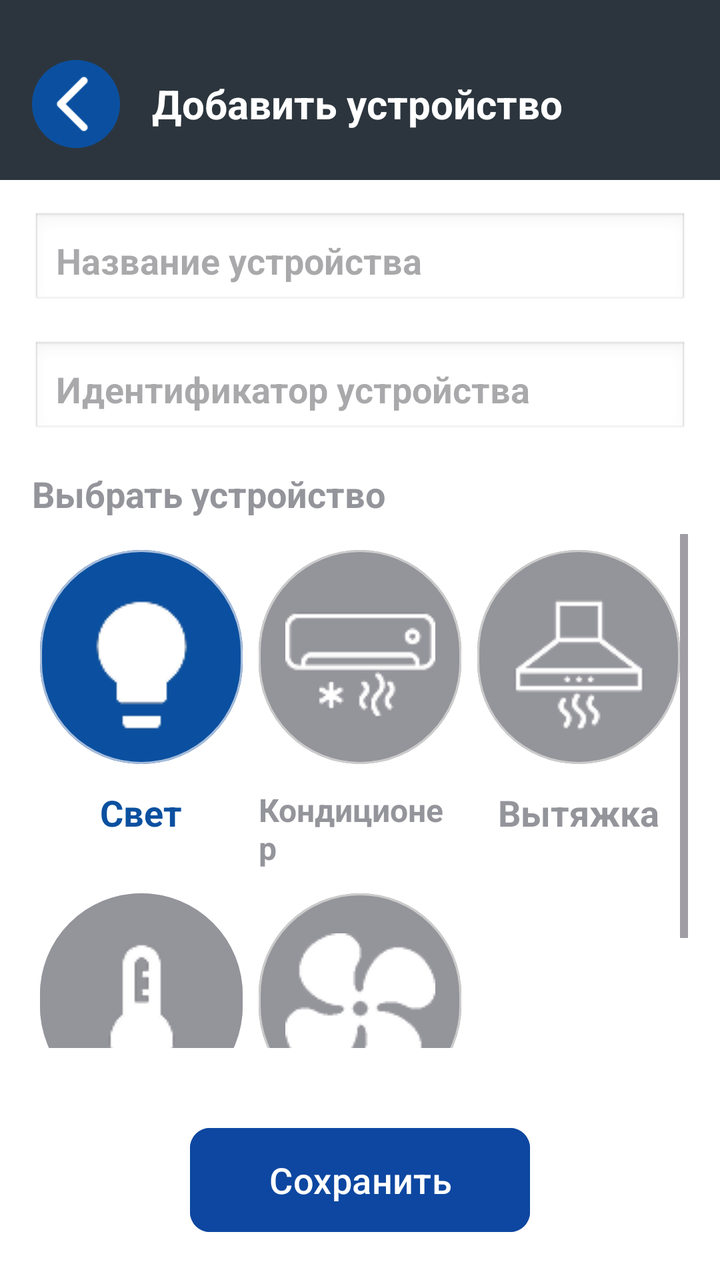
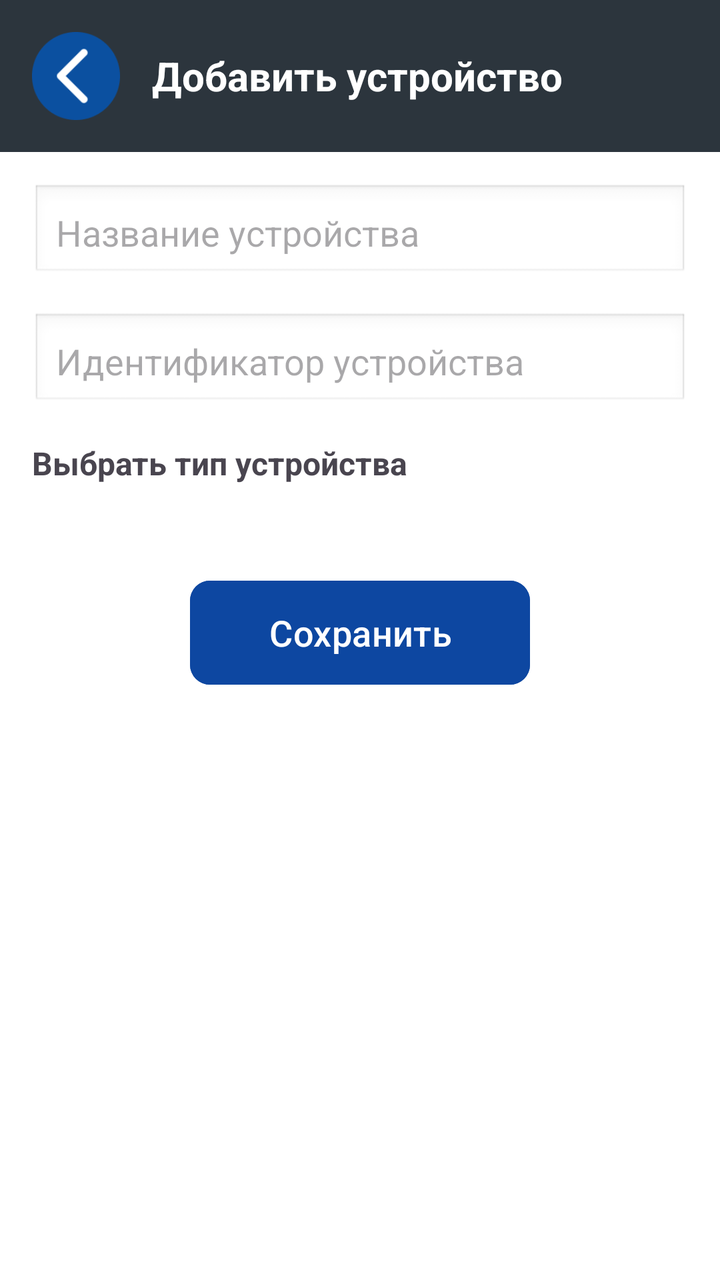

Two renders of the same Android screen: before a commit and after it. Below are the layout's source before the change and the commit's diff.
<!-- AndroidManifest.xml: application theme Theme.SmartHome -->
<!-- res/layout/activity_add_device.xml -->
<?xml version="1.0" encoding="utf-8"?>
<LinearLayout xmlns:android="http://schemas.android.com/apk/res/android"
    xmlns:app="http://schemas.android.com/apk/res-auto"
    android:layout_width="match_parent"
    android:layout_height="match_parent"
    android:orientation="vertical"
    android:background="#FFFFFF">

    <LinearLayout
        android:layout_width="match_parent"
        android:layout_height="wrap_content"
        android:orientation="horizontal"
        android:background="#2C353D"
        android:paddingRight="16dp"
        android:paddingLeft="16dp"
        android:paddingTop="30dp"
        android:paddingBottom="16dp"
        android:gravity="center_vertical">

        <ImageView
            android:id="@+id/btnBack"
            android:layout_width="44dp"
            android:layout_height="44dp"
            android:src="@drawable/back_butt"
            android:contentDescription="Назад"
            android:layout_marginEnd="16dp" />

        <TextView
            android:layout_width="wrap_content"
            android:layout_height="wrap_content"
            android:text="Добавить устройство"
            android:textColor="#FFFFFF"
            android:textSize="20sp"
            android:textStyle="bold" />
    </LinearLayout>

    <LinearLayout
        android:layout_width="match_parent"
        android:layout_height="0dp"
        android:layout_weight="1"
        android:orientation="vertical"
        android:padding="16dp">

        <EditText
            android:id="@+id/editDeviceName"
            android:layout_width="match_parent"
            android:layout_height="wrap_content"
            android:hint="Название устройства"
            android:textStyle="bold"
            android:background="@android:drawable/edit_text"
            android:padding="12dp" />

        <EditText
            android:id="@+id/editDeviceId"
            android:layout_width="match_parent"
            android:layout_height="wrap_content"
            android:layout_marginTop="16dp"
            android:hint="Идентификатор устройства"
            android:background="@android:drawable/edit_text"
            android:padding="12dp"
            android:textStyle="bold"
            android:inputType="number" />

        <TextView
            android:layout_width="wrap_content"
            android:layout_height="wrap_content"
            android:text="Выбрать устройство"
            android:textSize="18sp"
            android:textStyle="bold"
            android:textColor="#94949B"
            android:layout_marginTop="16dp"
            android:layout_marginBottom="8dp" />

        <ScrollView
            android:layout_width="match_parent"
            android:layout_height="0dp"
            android:layout_weight="1">

            <GridLayout
                android:layout_width="match_parent"
                android:layout_height="wrap_content"
                android:columnCount="3"
                android:alignmentMode="alignMargins"
                android:useDefaultMargins="true"
                android:columnOrderPreserved="false">

                
                <LinearLayout
                    android:layout_width="0dp"
                    android:layout_height="wrap_content"
                    android:layout_columnWeight="1"
                    android:orientation="vertical"
                    android:gravity="center_horizontal"
                    android:layout_margin="4dp">

                    <com.google.android.material.button.MaterialButton
                        android:id="@+id/btnLight"
                        android:drawableTop="@drawable/light_white1"
                        android:layout_width="match_parent"
                        android:layout_height="115dp"
                        android:text=""
                        app:backgroundTint="#0B50A0"
                        app:strokeColor="#A8BDDB"
                        app:strokeWidth="1dp"
                        app:cornerRadius="100dp"
                        android:paddingTop="20dp"
                        android:drawablePadding="0dp" />

                    <TextView
                        android:layout_width="wrap_content"
                        android:layout_height="wrap_content"
                        android:text="Свет"
                        android:textColor="#0B50A0"
                        android:textSize="18sp"
                        android:textStyle="bold"
                        android:layout_marginTop="8dp" />
                </LinearLayout>

                
                <LinearLayout
                    android:layout_width="0dp"
                    android:layout_height="wrap_content"
                    android:layout_columnWeight="1"
                    android:orientation="vertical"
                    android:gravity="center_horizontal"
                    android:layout_margin="4dp">

                    <com.google.android.material.button.MaterialButton
                        android:id="@+id/btnAC"
                        android:drawableTop="@drawable/condi_white1"
                        android:layout_width="match_parent"
                        android:layout_height="115dp"
                        android:text=""
                        app:backgroundTint="#94949B"
                        app:strokeColor="#CCCCCC"
                        app:strokeWidth="1dp"
                        app:cornerRadius="100dp"
                        android:paddingTop="20dp"
                        android:drawablePadding="0dp" />

                    <TextView
                        android:layout_width="wrap_content"
                        android:layout_height="wrap_content"
                        android:text="Кондиционер"
                        android:textColor="#94949B"
                        android:textSize="16sp"
                        android:textStyle="bold"

                        android:layout_marginTop="8dp" />
                </LinearLayout>

                
                <LinearLayout
                    android:layout_width="0dp"
                    android:layout_height="wrap_content"
                    android:layout_columnWeight="1"
                    android:orientation="vertical"
                    android:gravity="center_horizontal"
                    android:layout_margin="4dp">

                    <com.google.android.material.button.MaterialButton
                        android:id="@+id/btnHood"
                        android:drawableTop="@drawable/hood_white1"
                        android:layout_width="match_parent"
                        android:layout_height="115dp"
                        android:text=""
                        app:backgroundTint="#94949B"
                        app:strokeColor="#CCCCCC"
                        app:strokeWidth="1dp"
                        app:cornerRadius="100dp"
                        android:paddingTop="20dp"
                        android:drawablePadding="0dp" />

                    <TextView
                        android:layout_width="wrap_content"
                        android:layout_height="wrap_content"
                        android:text="Вытяжка"
                        android:textColor="#94949B"
                        android:textSize="18sp"
                        android:textStyle="bold"
                        android:layout_marginTop="8dp" />
                </LinearLayout>

                
                <LinearLayout
                    android:layout_width="0dp"
                    android:layout_height="wrap_content"
                    android:layout_columnWeight="1"
                    android:orientation="vertical"
                    android:gravity="center_horizontal"
                    android:layout_margin="4dp">

                    <com.google.android.material.button.MaterialButton
                        android:id="@+id/btnTemp"
                        android:drawableTop="@drawable/thermo_white1"
                        android:layout_width="match_parent"
                        android:layout_height="115dp"
                        android:text=""
                        app:backgroundTint="#94949B"
                        app:strokeColor="#94949B"
                        app:strokeWidth="1dp"
                        app:cornerRadius="100dp"
                        android:paddingTop="20dp"
                        android:drawablePadding="0dp" />

                    <TextView
                        android:layout_width="wrap_content"
                        android:layout_height="wrap_content"
                        android:text="Температура"
                        android:textColor="#94949B"
                        android:textSize="16sp"
                        android:textStyle="bold"
                        android:layout_marginTop="8dp" />
                </LinearLayout>

                
                <LinearLayout
                    android:layout_width="0dp"
                    android:layout_height="wrap_content"
                    android:layout_columnWeight="1"
                    android:orientation="vertical"
                    android:gravity="center_horizontal"
                    android:layout_margin="4dp">

                    <com.google.android.material.button.MaterialButton
                        android:id="@+id/btnFan"
                        android:drawableTop="@drawable/fan_white1"
                        android:layout_width="match_parent"
                        android:layout_height="115dp"
                        android:text=""
                        app:backgroundTint="#94949B"
                        app:strokeColor="#CCCCCC"
                        app:strokeWidth="1dp"
                        app:cornerRadius="100dp"
                        android:paddingTop="20dp"
                        android:drawablePadding="0dp" />

                    <TextView
                        android:layout_width="wrap_content"
                        android:layout_height="wrap_content"
                        android:text="Вентилятор"
                        android:textColor="#94949B"
                        android:textSize="18sp"
                        android:textStyle="bold"
                        android:layout_marginTop="8dp" />
                </LinearLayout>

            </GridLayout>
        </ScrollView>
    </LinearLayout>

    <com.google.android.material.button.MaterialButton
        android:id="@+id/btnSaveAddress"
        android:layout_width="170dp"
        android:layout_height="60dp"
        android:layout_gravity="center_horizontal"
        android:backgroundTint="#0D47A1"
        android:text="Сохранить"
        android:textColor="#FFFFFF"
        app:cornerRadius="10dp"
        android:textSize="18sp"
        android:layout_margin="20dp" />

</LinearLayout>
<!-- resources referenced by this layout -->
<resources>
  <!-- drawable back_butt: png bitmap (drawable, 2517 bytes) -->
  <!-- drawable condi_white1: png bitmap (drawable, 1792 bytes) -->
  <!-- drawable fan_white1: png bitmap (drawable, 2647 bytes) -->
  <!-- drawable hood_white1: png bitmap (drawable, 1624 bytes) -->
  <!-- drawable light_white1: png bitmap (drawable, 1475 bytes) -->
  <!-- drawable thermo_white1: png bitmap (drawable, 1562 bytes) -->
  <style name="Theme.SmartHome" parent="Base.Theme.SmartHome" />
  <style name="Base.Theme.SmartHome" parent="Theme.Material3.DayNight.NoActionBar">
          
          
      </style>
</resources>

<!-- the commit's change to res/layout/activity_add_device.xml (unified diff, before → after) -->
@@ -11,10 +11,7 @@
         android:layout_height="wrap_content"
         android:orientation="horizontal"
         android:background="#2C353D"
-        android:paddingRight="16dp"
-        android:paddingLeft="16dp"
-        android:paddingTop="30dp"
-        android:paddingBottom="16dp"
+        android:padding="16dp"
         android:gravity="center_vertical">
 
         <ImageView
@@ -22,7 +19,6 @@
             android:layout_width="44dp"
             android:layout_height="44dp"
             android:src="@drawable/back_butt"
-            android:contentDescription="Назад"
             android:layout_marginEnd="16dp" />
 
         <TextView
@@ -36,8 +32,7 @@
 
     <LinearLayout
         android:layout_width="match_parent"
-        android:layout_height="0dp"
-        android:layout_weight="1"
+        android:layout_height="wrap_content"
         android:orientation="vertical"
         android:padding="16dp">
 
@@ -46,7 +41,6 @@
             android:layout_width="match_parent"
             android:layout_height="wrap_content"
             android:hint="Название устройства"
-            android:textStyle="bold"
             android:background="@android:drawable/edit_text"
             android:padding="12dp" />
 
@@ -58,207 +52,35 @@
             android:hint="Идентификатор устройства"
             android:background="@android:drawable/edit_text"
             android:padding="12dp"
-            android:textStyle="bold"
             android:inputType="number" />
 
         <TextView
             android:layout_width="wrap_content"
             android:layout_height="wrap_content"
-            android:text="Выбрать устройство"
-            android:textSize="18sp"
+            android:text="Выбрать тип устройства"
+            android:textSize="16sp"
             android:textStyle="bold"
-            android:textColor="#94949B"
             android:layout_marginTop="16dp"
             android:layout_marginBottom="8dp" />
 
-        <ScrollView
+        <androidx.recyclerview.widget.RecyclerView
+            android:id="@+id/listDevice"
             android:layout_width="match_parent"
-            android:layout_height="0dp"
-            android:layout_weight="1">
+            android:layout_height="wrap_content"
+            android:nestedScrollingEnabled="false" />
 
-            <GridLayout
-                android:layout_width="match_parent"
-                android:layout_height="wrap_content"
-                android:columnCount="3"
-                android:alignmentMode="alignMargins"
-                android:useDefaultMargins="true"
-                android:columnOrderPreserved="false">
-
-                
-                <LinearLayout
-                    android:layout_width="0dp"
-                    android:layout_height="wrap_content"
-                    android:layout_columnWeight="1"
-                    android:orientation="vertical"
-                    android:gravity="center_horizontal"
-                    android:layout_margin="4dp">
-
-                    <com.google.android.material.button.MaterialButton
-                        android:id="@+id/btnLight"
-                        android:drawableTop="@drawable/light_white1"
-                        android:layout_width="match_parent"
-                        android:layout_height="115dp"
-                        android:text=""
-                        app:backgroundTint="#0B50A0"
-                        app:strokeColor="#A8BDDB"
-                        app:strokeWidth="1dp"
-                        app:cornerRadius="100dp"
-                        android:paddingTop="20dp"
-                        android:drawablePadding="0dp" />
-
-                    <TextView
-                        android:layout_width="wrap_content"
-                        android:layout_height="wrap_content"
-                        android:text="Свет"
-                        android:textColor="#0B50A0"
-                        android:textSize="18sp"
-                        android:textStyle="bold"
-                        android:layout_marginTop="8dp" />
-                </LinearLayout>
-
-                
-                <LinearLayout
-                    android:layout_width="0dp"
-                    android:layout_height="wrap_content"
-                    android:layout_columnWeight="1"
-                    android:orientation="vertical"
-                    android:gravity="center_horizontal"
-                    android:layout_margin="4dp">
-
-                    <com.google.android.material.button.MaterialButton
-                        android:id="@+id/btnAC"
-                        android:drawableTop="@drawable/condi_white1"
-                        android:layout_width="match_parent"
-                        android:layout_height="115dp"
-                        android:text=""
-                        app:backgroundTint="#94949B"
-                        app:strokeColor="#CCCCCC"
-                        app:strokeWidth="1dp"
-                        app:cornerRadius="100dp"
-                        android:paddingTop="20dp"
-                        android:drawablePadding="0dp" />
-
-                    <TextView
-                        android:layout_width="wrap_content"
-                        android:layout_height="wrap_content"
-                        android:text="Кондиционер"
-                        android:textColor="#94949B"
-                        android:textSize="16sp"
-                        android:textStyle="bold"
-
-                        android:layout_marginTop="8dp" />
-                </LinearLayout>
-
-                
-                <LinearLayout
-                    android:layout_width="0dp"
-                    android:layout_height="wrap_content"
-                    android:layout_columnWeight="1"
-                    android:orientation="vertical"
-                    android:gravity="center_horizontal"
-                    android:layout_margin="4dp">
-
-                    <com.google.android.material.button.MaterialButton
-                        android:id="@+id/btnHood"
-                        android:drawableTop="@drawable/hood_white1"
-                        android:layout_width="match_parent"
-                        android:layout_height="115dp"
-                        android:text=""
-                        app:backgroundTint="#94949B"
-                        app:strokeColor="#CCCCCC"
-                        app:strokeWidth="1dp"
-                        app:cornerRadius="100dp"
-                        android:paddingTop="20dp"
-                        android:drawablePadding="0dp" />
-
-                    <TextView
-                        android:layout_width="wrap_content"
-                        android:layout_height="wrap_content"
-                        android:text="Вытяжка"
-                        android:textColor="#94949B"
-                        android:textSize="18sp"
-                        android:textStyle="bold"
-                        android:layout_marginTop="8dp" />
-                </LinearLayout>
-
-                
-                <LinearLayout
-                    android:layout_width="0dp"
-                    android:layout_height="wrap_content"
-                    android:layout_columnWeight="1"
-                    android:orientation="vertical"
-                    android:gravity="center_horizontal"
-                    android:layout_margin="4dp">
-
-                    <com.google.android.material.button.MaterialButton
-                        android:id="@+id/btnTemp"
-                        android:drawableTop="@drawable/thermo_white1"
-                        android:layout_width="match_parent"
-                        android:layout_height="115dp"
-                        android:text=""
-                        app:backgroundTint="#94949B"
-                        app:strokeColor="#94949B"
-                        app:strokeWidth="1dp"
-                        app:cornerRadius="100dp"
-                        android:paddingTop="20dp"
-                        android:drawablePadding="0dp" />
-
-                    <TextView
-                        android:layout_width="wrap_content"
-                        android:layout_height="wrap_content"
-                        android:text="Температура"
-                        android:textColor="#94949B"
-                        android:textSize="16sp"
-                        android:textStyle="bold"
-                        android:layout_marginTop="8dp" />
-                </LinearLayout>
-
-                
-                <LinearLayout
-                    android:layout_width="0dp"
-                    android:layout_height="wrap_content"
-                    android:layout_columnWeight="1"
-                    android:orientation="vertical"
-                    android:gravity="center_horizontal"
-                    android:layout_margin="4dp">
-
-                    <com.google.android.material.button.MaterialButton
-                        android:id="@+id/btnFan"
-                        android:drawableTop="@drawable/fan_white1"
-                        android:layout_width="match_parent"
-                        android:layout_height="115dp"
-                        android:text=""
-                        app:backgroundTint="#94949B"
-                        app:strokeColor="#CCCCCC"
-                        app:strokeWidth="1dp"
-                        app:cornerRadius="100dp"
-                        android:paddingTop="20dp"
-                        android:drawablePadding="0dp" />
-
-                    <TextView
-                        android:layout_width="wrap_content"
-                        android:layout_height="wrap_content"
-                        android:text="Вентилятор"
-                        android:textColor="#94949B"
-                        android:textSize="18sp"
-                        android:textStyle="bold"
-                        android:layout_marginTop="8dp" />
-                </LinearLayout>
-
-            </GridLayout>
-        </ScrollView>
     </LinearLayout>
 
     <com.google.android.material.button.MaterialButton
-        android:id="@+id/btnSaveAddress"
+        android:id="@+id/btnSaveDevice"
         android:layout_width="170dp"
         android:layout_height="60dp"
         android:layout_gravity="center_horizontal"
+        android:layout_margin="20dp"
         android:backgroundTint="#0D47A1"
         android:text="Сохранить"
         android:textColor="#FFFFFF"
         app:cornerRadius="10dp"
-        android:textSize="18sp"
-        android:layout_margin="20dp" />
+        android:textSize="18sp" />
 
 </LinearLayout>
<!-- resource entries referenced after the edit -->
@@ -1,11 +1,6 @@
 <!-- resources referenced by this layout -->
 <resources>
   <!-- drawable back_butt: png bitmap (drawable, 2517 bytes) -->
-  <!-- drawable condi_white1: png bitmap (drawable, 1792 bytes) -->
-  <!-- drawable fan_white1: png bitmap (drawable, 2647 bytes) -->
-  <!-- drawable hood_white1: png bitmap (drawable, 1624 bytes) -->
-  <!-- drawable light_white1: png bitmap (drawable, 1475 bytes) -->
-  <!-- drawable thermo_white1: png bitmap (drawable, 1562 bytes) -->
   <style name="Theme.SmartHome" parent="Base.Theme.SmartHome" />
   <style name="Base.Theme.SmartHome" parent="Theme.Material3.DayNight.NoActionBar">
           
